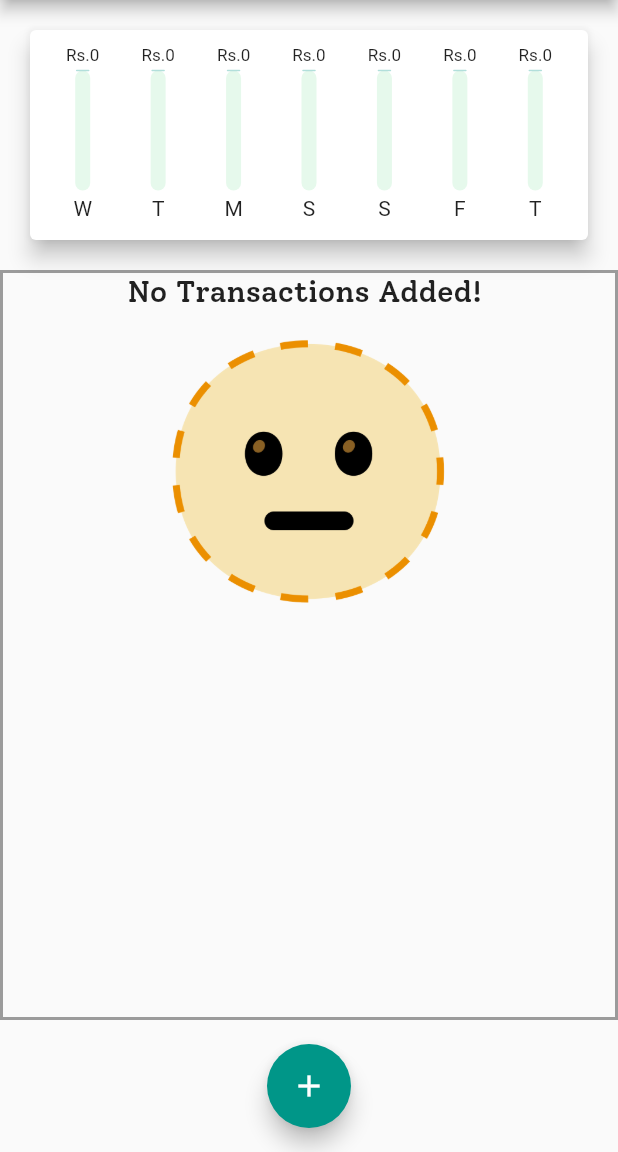
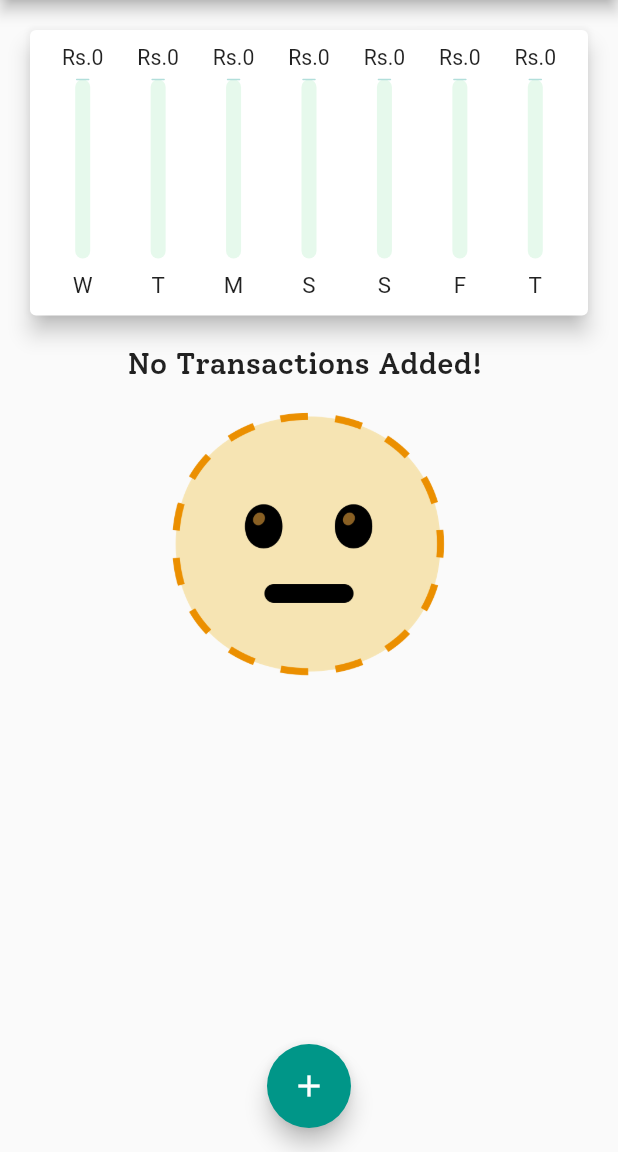
Before and after one commit to saffirex/Expenses, a Flutter app: the screen it shows after launch, on a phone screen of 412 x 824 dp, the part 84-1236 px from its top. Run offline on Flutter 3.47's test engine with Material 2 defaults, Android fonts, the phone set to English and light mode, and no system bars.

Commit message:
added responsiveness for portrait mode

```diff
--- a/lib/main.dart
+++ b/lib/main.dart
@@ -2,11 +2,24 @@
 
 import 'package:expenses/widgets/new_transactions.dart';
 import 'package:flutter/material.dart';
+import 'package:flutter/services.dart';
+
 import './widgets/transaction_list.dart';
 import './models/transactions.dart';
 import './widgets/chart.dart';
 
-void main() => runApp(const MyApp());
+
+void main() {
+
+  //Disallows changing orientation to Landscape
+  /*
+  WidgetsFlutterBinding.ensureInitialized();
+  SystemChrome.setPreferredOrientations(
+      [DeviceOrientation.portraitUp, DeviceOrientation.portraitDown]);
+*/
+
+  return runApp(const MyApp());
+}
 
 class MyApp extends StatelessWidget {
   const MyApp({super.key});
@@ -104,8 +117,7 @@ class _MyHomePageState extends State<MyHomePage> {
 
   @override
   Widget build(BuildContext context) {
-    return Scaffold(
-      appBar: AppBar(
+    final appBar = AppBar(
       title: const Text('Expenses Tracker'),
       actions: [
         //the plus button at the top right
@@ -113,7 +125,10 @@ class _MyHomePageState extends State<MyHomePage> {
             onPressed: () => _startAddNewTransaction(context),
             icon: const Icon(Icons.add))
       ],
-      ),
+    );
+
+    return Scaffold(
+      appBar: appBar,
       body: SafeArea(
         //handles notches and all
         child: SingleChildScrollView(
@@ -131,9 +146,21 @@ class _MyHomePageState extends State<MyHomePage> {
               //       height: 300,
               //       child: const Text('CHART')),
               // ),
-              Chart(recentTransactions),
-              TransactionList(_userTransactions,
-                  _deleteTransaction) //constructing a custom widget object from transaction_list by passing the list of transactions
+              Container(
+                //the size of screen minus height of appbar minus height of status bar ko 40%
+                height: (MediaQuery.of(context).size.height -
+                        appBar.preferredSize.height -
+                        MediaQuery.of(context).padding.top) *
+                    0.3,
+                child: Chart(recentTransactions),
+              ),
+              Container(
+                height: (MediaQuery.of(context).size.height -
+                        appBar.preferredSize.height -
+                        MediaQuery.of(context).padding.top) *
+                    0.7,
+                child: TransactionList(_userTransactions, _deleteTransaction),
+              ) //constructing a custom widget object from transaction_list by passing the list of transactions
             ],
           ),
         ),
--- a/lib/widgets/chart.dart
+++ b/lib/widgets/chart.dart
@@ -40,9 +40,8 @@ class Chart extends StatelessWidget {
   @override
   Widget build(BuildContext context) {
     print('...hehehe...gotcha!!...');
-    return Container(
-      height: 180,
-      child: Card(
+
+    return Card(
         elevation: 6,
         margin: const EdgeInsets.all(20),
         child: Padding(
@@ -60,7 +59,6 @@ class Chart extends StatelessWidget {
                           : (element['amount'] as double) / EntireWeekSpending),
                 );
               }).toList()),
-          )),
-    );
+        ));
   }
 }
--- a/lib/widgets/chart_bar.dart
+++ b/lib/widgets/chart_bar.dart
@@ -9,21 +9,23 @@ class ChartBar extends StatelessWidget {
 
   @override
   Widget build(BuildContext context) {
-    return Column(
+    return LayoutBuilder(builder: (context, constraints){
+      return Column(
       children: [
         Container(
+          height: (constraints.maxHeight) *0.095, //notice all these multipliers add up to 1.0, maxheight is the height of the container defined in main.dart file and here we are distributing it to the children
           child: FittedBox(
             child: Text(
               'Rs.${spendingAmount.toStringAsFixed(0)}',
             ),
           ),
-          height:13,
+
         ),
-        const SizedBox(
-          height: 4,
+        SizedBox(
+          height: (constraints.maxHeight) *0.04,
         ),
         Container(
-          height: 80,
+          height: (constraints.maxHeight) *0.7,
           width: 10,
           child: Stack(children: [
             Container(
@@ -42,11 +44,16 @@ class ChartBar extends StatelessWidget {
                 ))
           ]),
         ),
-        const SizedBox(
-          height: 4,
+        SizedBox(
+          height: (constraints.maxHeight) *0.055,
         ),
-        Text(label)
+        Container(
+          height: (constraints.maxHeight) *0.1,
+          child: FittedBox(child: Text(label)))
       ],
     );
+    }
+    );
+
   }
 }
--- a/lib/widgets/transaction_list.dart
+++ b/lib/widgets/transaction_list.dart
@@ -3,19 +3,17 @@ import '../models/transactions.dart';
 import 'package:intl/intl.dart';
 
 class TransactionList extends StatelessWidget {
-  final List<Transaction> transactions;//a list to receive the list of transactions
+  final List<Transaction>
+      transactions; //a list to receive the list of transactions
 
-  final Function deleteTx; //receives deleteTransaction Function from main.dart file
-  TransactionList(this.transactions, this.deleteTx); //initializes the list, 'transactions' when instantiated
+  final Function
+      deleteTx; //receives deleteTransaction Function from main.dart file
+  TransactionList(this.transactions,
+      this.deleteTx); //initializes the list, 'transactions' when instantiated
 
   @override
   Widget build(BuildContext context) {
-    return Container(
-      //whatever is to be built is inside the build method, which in this case is a container
-      height: 500,
-      decoration:
-          BoxDecoration(border: Border.all(color: Colors.black38, width: 2)),
-      child: transactions.isEmpty
+    return transactions.isEmpty
         ? Column(
             //show this column when the transactions list is empty
             children: [
@@ -116,7 +114,6 @@ class TransactionList extends StatelessWidget {
               // ));
             },
             itemCount: transactions.length,
-            ),
           );
   }
 }
```
Lines whose indentation alone changed are shown as unchanged.
